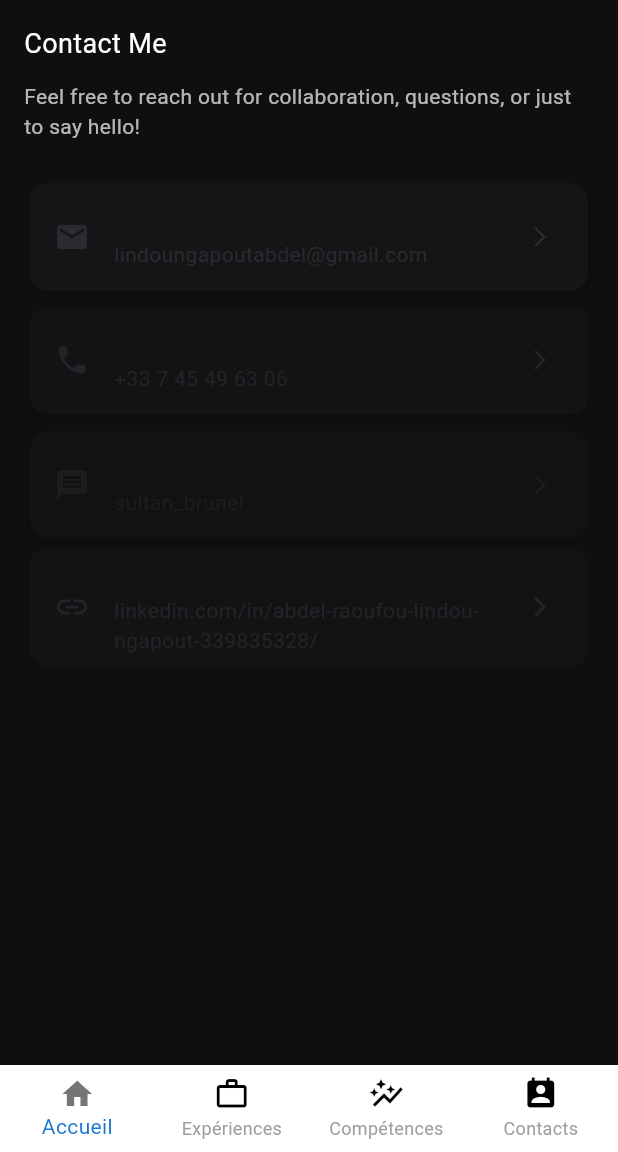
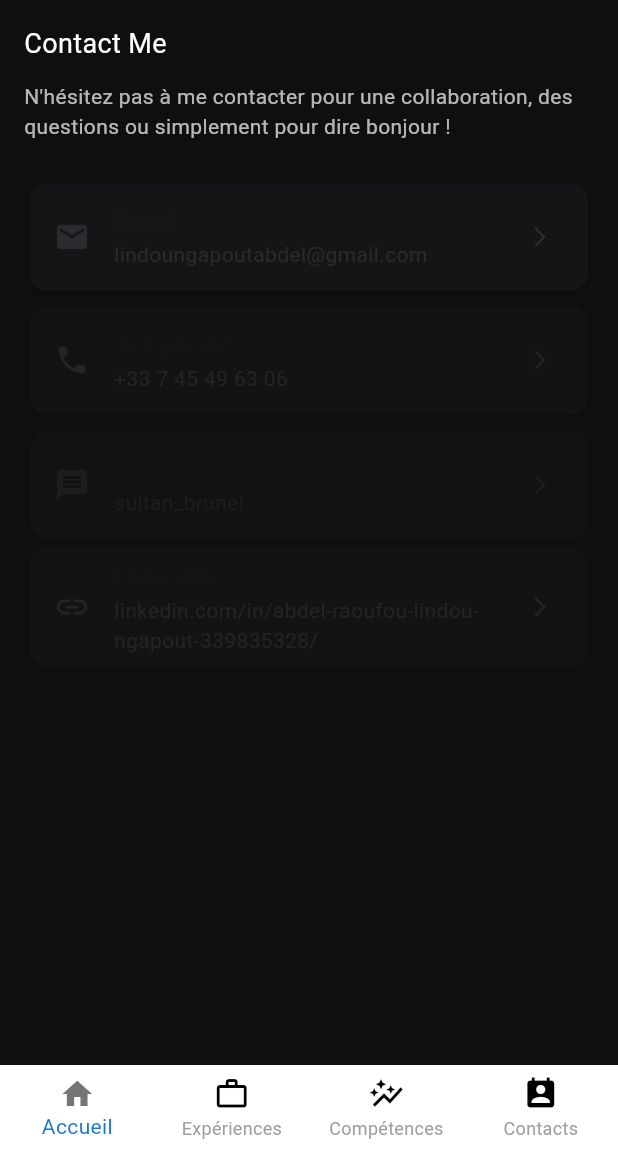
Before and after one commit to blvck2371/Lindoucv, a Flutter app: the screen it shows after launch, swiped to page 4, on a phone screen of 412 x 824 dp, the part 84-1236 px from its top. Run offline on Flutter 3.47's test engine with Material 3 defaults, Android fonts, the phone set to English and light mode, and no system bars; our stand-ins replace get, readmore.

Commit message:
mon premier commit

```diff
--- a/lib/features/contact/views/Contact.dart
+++ b/lib/features/contact/views/Contact.dart
@@ -41,7 +41,7 @@ class ContactPage extends StatelessWidget {
                       crossAxisAlignment: CrossAxisAlignment.start,
                       children: [
                         const Text(
-                          'Feel free to reach out for collaboration, questions, or just to say hello!',
+                          'N\'hésitez pas à me contacter pour une collaboration, des questions ou simplement pour dire bonjour ! ',
                           style: TextStyle(color: Colors.white70),
                         ),
                         const SizedBox(height: 20),
```
